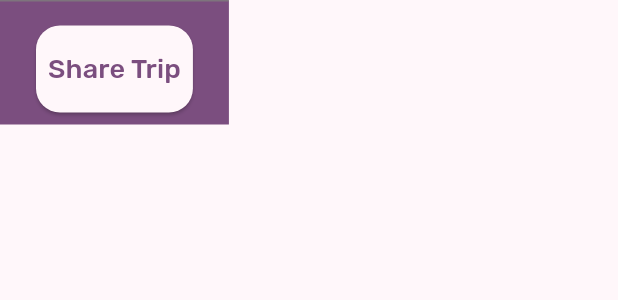
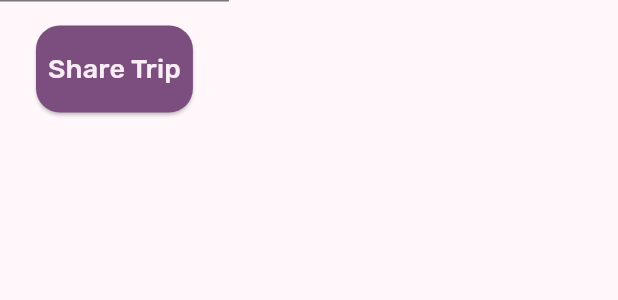
Before and after one commit to FirebaseExtended/compass-ai-travel-planning-sample-flutter, a Flutter app: the ShareTripButton widget shown alone on an empty page, opened directly, on a phone screen of 412 x 824 dp. Shown: the top 300 px of the screen. Run offline on Flutter 3.47's test engine with Material 3 defaults, Android fonts, the phone set to English and light mode, and no system bars; our stand-ins replace cached_network_image, flutter_animate, flutter_image_compress, go_router, google_fonts, image_picker and 1 more; missing offline and left inert: universal_html.

Commit message:
tweak share trip button

```diff
--- a/lib/legacy/detailed_itinerary/presentation/components/share_trip.dart
+++ b/lib/legacy/detailed_itinerary/presentation/components/share_trip.dart
@@ -7,7 +7,6 @@ class ShareTripButton extends StatelessWidget {
   Widget build(BuildContext context) {
     return Container(
       decoration: BoxDecoration(
-          color: Theme.of(context).colorScheme.surfaceTint,
           border: Border(
               top: BorderSide(color: Theme.of(context).colorScheme.outline))),
       padding: const EdgeInsets.fromLTRB(24, 16, 24, 8),
@@ -26,13 +25,13 @@ class ShareTripButton extends StatelessWidget {
             ),
           ),
           backgroundColor: WidgetStatePropertyAll(
-            Theme.of(context).colorScheme.surface,
+            Theme.of(context).colorScheme.surfaceTint,
           ),
         ),
         child: Text(
           'Share Trip',
           style: TextStyle(
-            color: Theme.of(context).colorScheme.primary,
+            color: Theme.of(context).colorScheme.onInverseSurface,
             fontSize: 18,
           ),
         ),
```
Also changed, not shown: lib/legacy/detailed_itinerary/presentation/legacy_itinerary.dart (+10 -2 lines).
